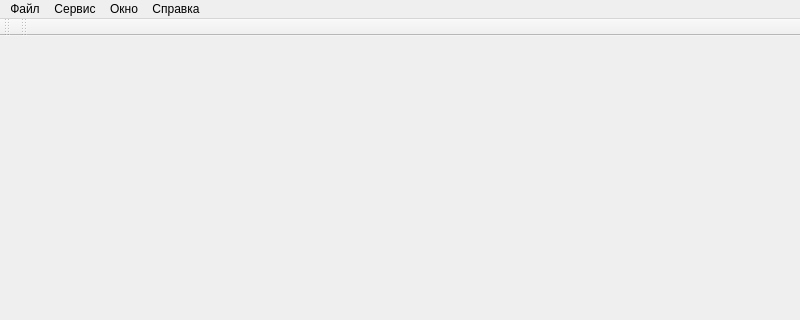
This is RsResEditor/mainwindow.ui in Smitt64/ResEditor as Qt 5 draws it before an edit; both pictures show x 0 to 800 and y 0 to 320 of the 800 by 600 pixel window. The edited form follows.
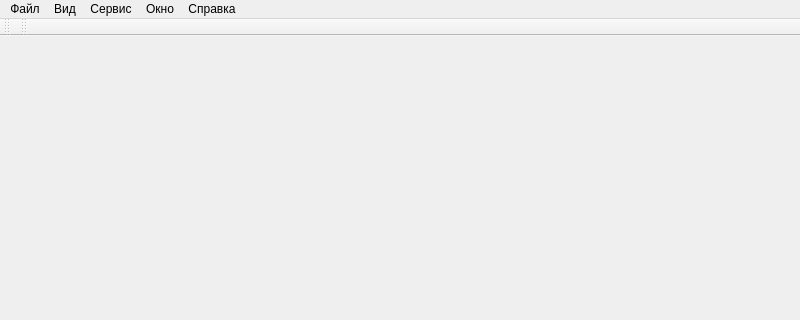
This is the edited form. Icons and pictures are not drawn.

Patch:
```diff
--- a/RsResEditor/mainwindow.ui
+++ b/RsResEditor/mainwindow.ui
@@ -52,7 +52,13 @@
     </property>
     <addaction name="actionAbout"/>
    </widget>
+   <widget class="QMenu" name="viewMenu">
+    <property name="title">
+     <string>Вид</string>
+    </property>
+   </widget>
    <addaction name="menu"/>
+   <addaction name="viewMenu"/>
    <addaction name="menu_2"/>
    <addaction name="menuWindow"/>
    <addaction name="menu_3"/>
```
Left out of the diff: 24 changed lines with no effect on the pictures.
